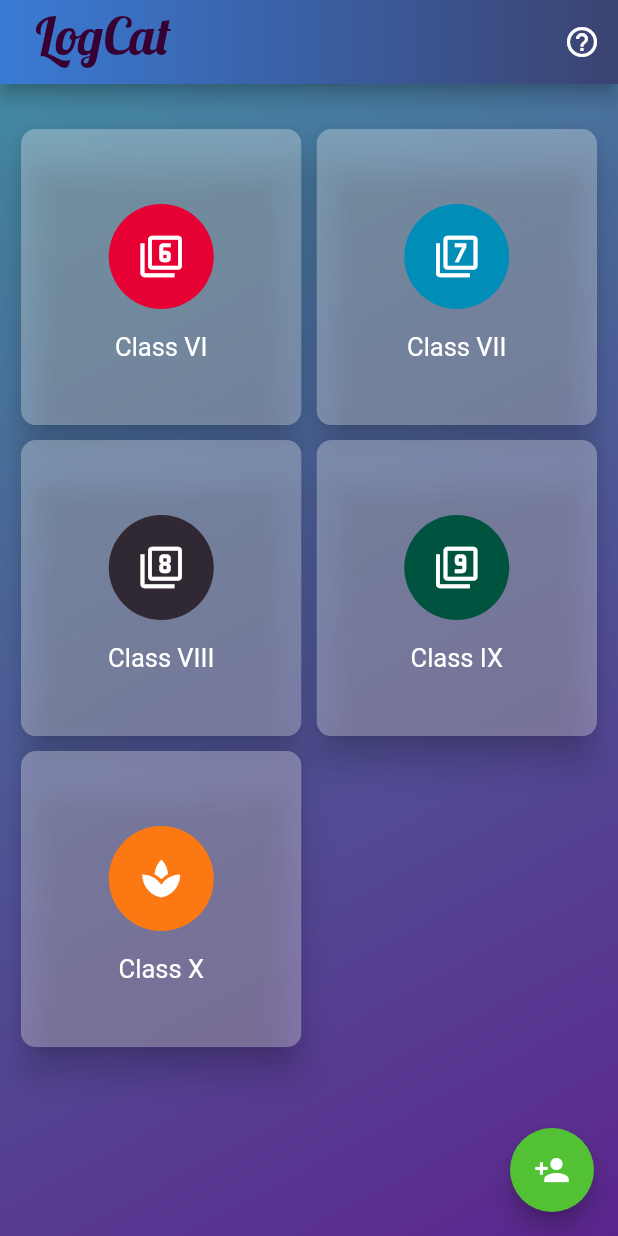
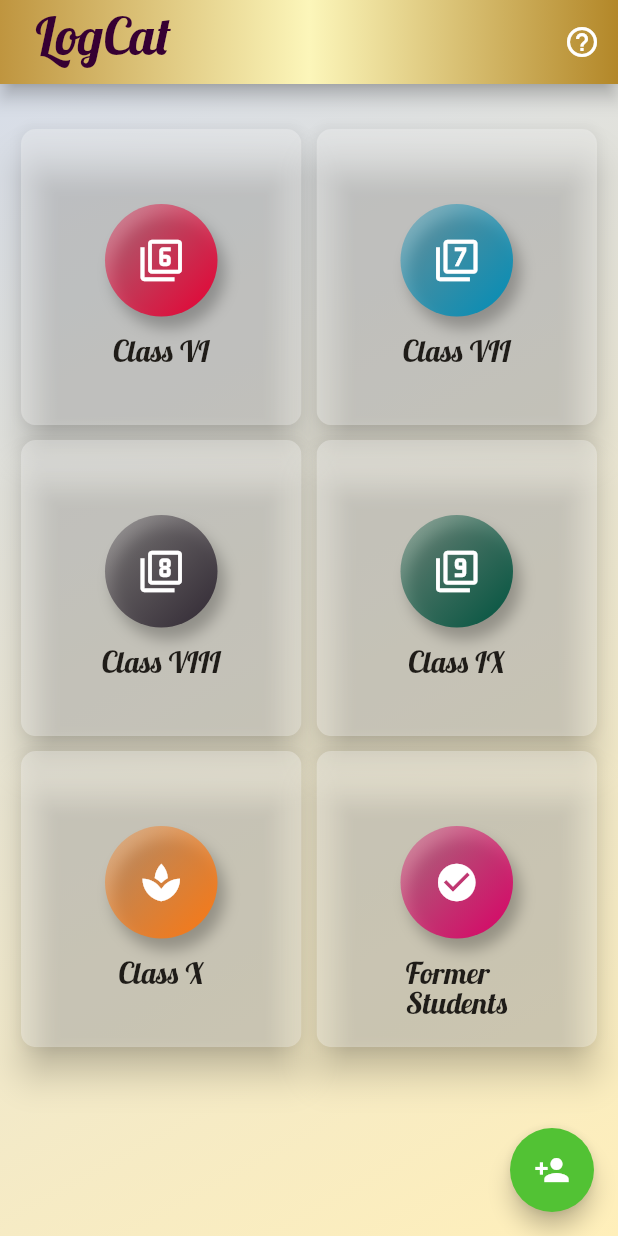
Before and after one commit to HasnatPranto/LogCat, a Flutter app: the screen it shows after launch, on a phone screen of 412 x 824 dp. Run offline on Flutter 3.47's test engine with Material 2 defaults, Android fonts, the phone set to English and light mode, and no system bars; our stand-ins replace flushbar, flutter_speed_dial, image_picker, shimmer, sqflite; accounts and stored records are empty.

Commit message:
ui and functionality update

```diff
--- a/lib/class_page.dart
+++ b/lib/class_page.dart
@@ -17,9 +17,11 @@ class _DashboardState extends State<Dashboard> {
             flexibleSpace: Container(
               decoration: BoxDecoration(
                   gradient: LinearGradient(
-                      begin: Alignment.topLeft,
-                      end: Alignment.topRight,
-                      colors: [Color(0xff3a7bd5),Color(0xff3B4371)],
+                      begin: Alignment.centerLeft,
+                      end: Alignment.centerRight,
+                      //colors: [Color(0xffede5c7),Color(0xffcc8a53), Color(0xffcb7633)]
+                      colors: [Color(0xffbf953f),Color(0xfffcf6ba),Color(0xffb38728)]
+                    //colors: [Color(0xff3a7bd5),Color(0xff3B4371)],
                   ),
               ),
             ),
@@ -44,8 +46,8 @@ class _DashboardState extends State<Dashboard> {
           gradient: LinearGradient(
             begin: Alignment.topLeft,
             end: Alignment.bottomRight,
-              colors: [Color(0xff4389A2),Color(0xff5C258D)]
-            // colors: [Color(0xfffdbb2d),Color(0xffb21f1f),Color(0xff1a2a6c)]
+              colors: [Color(0xffd7dde8),Color(0xffFFEFBA)]
+             //colors: [Color(0xffbf953f),Color(0xfffcf6ba),Color(0xffb38728),Color(0xfffbf5b7),Color(0xffaa771c)]
           )
         ),
         padding: EdgeInsets.symmetric(vertical: 18.0, horizontal: 2.0),
@@ -59,6 +61,7 @@ class _DashboardState extends State<Dashboard> {
             makeDashboardItem("Class VIII", Icons.filter_8,48,40,51),
             makeDashboardItem("Class IX", Icons.filter_9,0,83,63),
             makeDashboardItem("Class X", Icons.spa,251,120,19),
+            makeDashboardItem("Former\nStudents", Icons.check_circle,217,1,102),
           ],
         ),
       ),
@@ -115,6 +118,9 @@ class _DashboardState extends State<Dashboard> {
                 else if(title=="Class X")
                   Navigator.push(
                       context, MaterialPageRoute(builder: (context) => StudentList(selectedClass: 10)));
+                else if(title=="Former\nStudents")
+                  Navigator.push(
+                      context, MaterialPageRoute(builder: (context) => StudentList(selectedClass: 0)));
               },
               child: Column(
                 crossAxisAlignment: CrossAxisAlignment.stretch,
@@ -122,22 +128,49 @@ class _DashboardState extends State<Dashboard> {
                 verticalDirection: VerticalDirection.down,
                 children: <Widget>[
                   SizedBox(height: 50.0),
+                /*Container(
+                  decoration: BoxDecoration(
+                    shape: BoxShape.circle,
+                      boxShadow: [
+                        BoxShadow(
+                            color: Colors.black45,
+                            blurRadius: 10.0,
+                            spreadRadius: 2.0,
+                            offset: Offset(5.0, 10.0))
+                      ]),*/
                   Center(
-                    child: CircleAvatar(
+                      child: Ink(
+                        height: 75,
+                        width: 75,
+                        decoration: BoxDecoration(
+                          gradient: LinearGradient(
+                              begin: Alignment.bottomRight,
+                              end: Alignment.topLeft,
+                              colors: [Color.fromRGBO(r,g,b,1.0),Color.fromRGBO(r, g, b, .25)]
+                          ),
+                            shape: BoxShape.circle,
+                            boxShadow: [
+                              BoxShadow(
+                                  color: Colors.black26,
+                                  blurRadius: 8.0,
+                                  offset: Offset(5.0, 8.0))
+                            ]),
+                        child:  CircleAvatar(
                           radius: 35,
-                      backgroundColor: Color.fromRGBO(r, g, b, 1),
+                          backgroundColor: Colors.transparent,
                           child: Icon(
                             icon,
                             size: 30.0,
                             color:Colors.white,
                           ) ,
-                    )
+                        ),
+                      ),
                   ),
                   SizedBox(height: 15.0),
                   new Center(
                     child: new Text(title,
                         style:
-                        new TextStyle(fontSize: 17.0, color: Colors.white)),
+                        new TextStyle(fontFamily:'Lobster',fontSize: 20.0, color: Color(0xff1F1C18))),
                   )
                 ],
               ),
```
Lines whose indentation alone changed are shown as unchanged.
